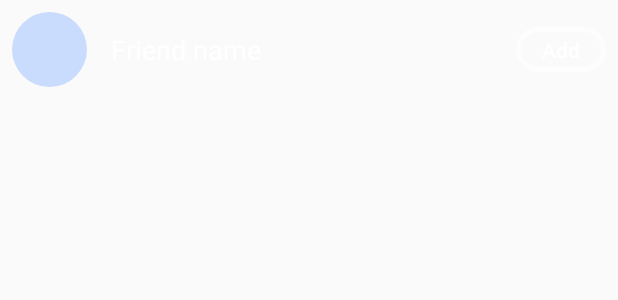
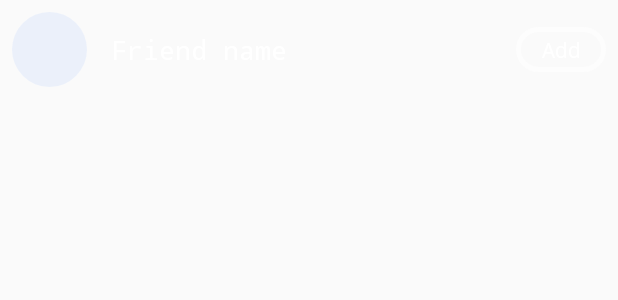
Before and after one commit to BenSchZA/android-kotlin-alarm-clock, an Android app: the layout list_layout_my_friends.xml on its own in the app's theme, with its tools: preview values and no code run, on a phone screen of 412 x 824 dp. Shown: the top 300 px of the screen. Run offline under Robolectric (Android 15) with nearby library versions, the phone set to English and light mode, and no system bars.

Commit message:
FontOverride class to change font, SwipeRefreshLayout testing, Initials in name circle, Disable landscape orientation

```diff
--- a/app/src/main/java/com/roostermornings/android/activity/FriendsFragmentActivity.java
+++ b/app/src/main/java/com/roostermornings/android/activity/FriendsFragmentActivity.java
@@ -58,7 +58,7 @@ public class FriendsFragmentActivity extends BaseActivity implements
     @Override
     protected void onCreate(Bundle savedInstanceState) {
         super.onCreate(savedInstanceState);
-        initialize(R.layout.activity_my_friends);
+        initialize(R.layout.activity_friends);
 
         setSupportActionBar(toolbar);
         // Create the adapter that will return a fragment for each of the three
--- a/app/src/main/java/com/roostermornings/android/activity/base/BaseActivity.java
+++ b/app/src/main/java/com/roostermornings/android/activity/base/BaseActivity.java
@@ -6,6 +6,7 @@ import android.content.ComponentName;
 import android.content.Intent;
 import android.content.SharedPreferences;
 import android.content.pm.PackageManager;
+import android.graphics.Typeface;
 import android.os.Bundle;
 import android.support.annotation.NonNull;
 import android.support.annotation.Nullable;
@@ -36,6 +37,7 @@ import com.roostermornings.android.domain.User;
 import com.roostermornings.android.util.ExceptionHandler;
 import com.roostermornings.android.activity.SplashActivity;
 import com.roostermornings.android.node_api.IHTTPClient;
+import com.roostermornings.android.util.FontsOverride;
 import com.roostermornings.android.util.MyContactsController;
 
 import java.util.List;
@@ -66,6 +68,10 @@ public class BaseActivity extends AppCompatActivity implements Validator.Validat
 //        }
 
         BaseApplication baseApplication = (BaseApplication) getApplication();
+
+        //TODO: run once
+        //Set custom font using custom FontsOverride class
+        FontsOverride.setDefaultFont(this, "MONOSPACE", "fonts/Nunito/Nunito-Bold.ttf");
 
         //inject Dagger dependencies
         baseApplication.getRoosterApplicationComponent().inject(this);
--- a/app/src/main/res/layout/activity_my_alarms.xml
+++ b/app/src/main/res/layout/activity_my_alarms.xml
@@ -39,20 +39,18 @@
 
         </android.support.v7.widget.Toolbar>
 
-
     </android.support.design.widget.AppBarLayout>
 
-    <include layout="@layout/content_my_alarms" />
+        <include layout="@layout/content_my_alarms"/>
 
     <android.support.design.widget.FloatingActionButton
         android:id="@+id/fab"
         android:layout_width="wrap_content"
         android:layout_height="wrap_content"
         android:layout_gravity="bottom|end"
-        android:layout_marginBottom="60dp"
+        android:layout_marginBottom="70dp"
         android:layout_marginRight="@dimen/fab_margin"
         android:src="@drawable/ic_add_white_24dp"
         app:borderWidth="0dp" />
 
-
 </android.support.design.widget.CoordinatorLayout>
--- a/app/src/main/res/layout/list_layout_my_friends.xml
+++ b/app/src/main/res/layout/list_layout_my_friends.xml
@@ -5,11 +5,27 @@
     android:orientation="horizontal"
     android:padding="@dimen/spacing_normal">
 
-    <ImageView
-        android:id="@+id/my_friends_profile_pic"
-        android:layout_width="wrap_content"
+    <RelativeLayout
         android:layout_height="wrap_content"
-        android:background="@drawable/new_audio_friends_profile_pic_circle" />
+        android:layout_width="wrap_content">
+        <TextView
+            android:id="@+id/txtInitials"
+            android:text="@string/text_name_initials"
+            android:layout_width="wrap_content"
+            android:layout_height="wrap_content"
+            android:layout_alignLeft="@+id/my_friends_profile_pic"
+            android:layout_alignTop="@+id/my_friends_profile_pic"
+            android:layout_alignRight="@+id/my_friends_profile_pic"
+            android:layout_alignBottom="@+id/my_friends_profile_pic"
+            android:gravity="center"
+            android:textColor="@color/white" />
+        <ImageView
+            android:id="@+id/my_friends_profile_pic"
+            android:layout_width="wrap_content"
+            android:layout_height="wrap_content"
+            android:background="@drawable/new_audio_friends_profile_pic_circle"
+            android:alpha="0.3" />
+    </RelativeLayout>
 
     <TextView
         android:id="@+id/my_friends_profile_name"
@@ -29,8 +45,6 @@
         android:layout_width="60dp"
         android:layout_height="wrap_content"
         android:layout_gravity="right|center_vertical"
-        android:text="Add"></Button>
-
-
+        android:text="@string/text_friends_button"></Button>
 
 </LinearLayout>
--- a/app/src/main/res/values/strings.xml
+++ b/app/src/main/res/values/strings.xml
@@ -39,6 +39,9 @@
     <string name="alarm_default_name">Rise and Shine!</string>
     <string name="alarm_count"></string>
 
+    <string name="text_name_initials"></string>
+    <string name="text_friends_button">Add</string>
+
     <string name="get_started">Get started</string>
     <string name="activity_signin_title">Sign up to Rooster to make \n your mornings epic!</string>
     <string name="terms_and_conditions">Terms and conditions</string>
--- a/app/src/main/res/values/styles.xml
+++ b/app/src/main/res/values/styles.xml
@@ -10,6 +10,14 @@
         <item name="colorControlNormal">@color/normal</item>
         <item name="colorControlActivated">@color/accent</item>
         <item name="colorControlHighlight">@color/accent</item>
+
+        <!--Actually overridden to Nunito-Bold-->
+        <item name="android:typeface">monospace</item>
+    </style>
+
+    <!--Override action bar titles set in activity-->
+    <style name="TextAppearance.AppCompat.Widget.ActionBar.Title" parent="Base.TextAppearance.AppCompat.Title">
+        <item name="android:typeface" tools:override="true">monospace</item>
     </style>
 
     <style name="AppTheme.NoActionBar">
@@ -23,9 +31,9 @@
         <item name="android:windowTranslucentStatus">true</item>
     </style>
 
-    <style name="AppTheme.AppBarOverlay" parent="ThemeOverlay.AppCompat.Dark.ActionBar" />
+    <style name="AppTheme.AppBarOverlay" parent="ThemeOverlay.AppCompat.Dark.ActionBar"/>
 
-    <style name="AppTheme.PopupOverlay" parent="ThemeOverlay.AppCompat.Light" />
+    <style name="AppTheme.PopupOverlay" parent="ThemeOverlay.AppCompat.Light"/>
 
 
     <style name="RoosterEditText" parent="android:Widget.EditText">
```
Also changed, not shown: app/src/main/AndroidManifest.xml (+23 -11 lines), app/src/main/java/com/roostermornings/android/adapter/ChannelsListAdapter.java (+16 -0 lines), app/src/main/java/com/roostermornings/android/adapter/FriendsInviteListAdapter.java (+16 -0 lines), app/src/main/java/com/roostermornings/android/fragment/NewAlarmFragment2.java (+20 -2 lines), app/src/main/java/com/roostermornings/android/util/FontsOverride.java (added, +33 -0 lines), app/src/main/res/layout/fragment_new_alarm_step2.xml (+8 -0 lines), app/src/main/res/layout/activity_friends.xml (renamed from app/src/main/res/layout/activity_my_friends.xml).
